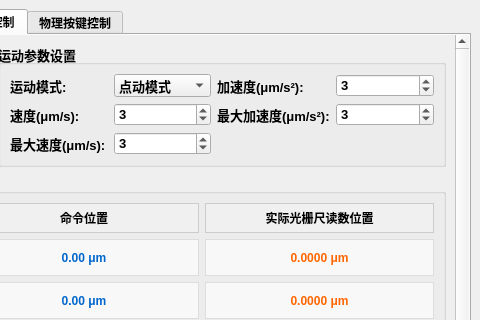
Old version of the form src/ui/MutiCamApp.ui in the repository NicoleKJ9721/MutiCamApp; both pictures show x 534 to 1014 and y 0 to 320 of the 1014 by 739 pixel window.
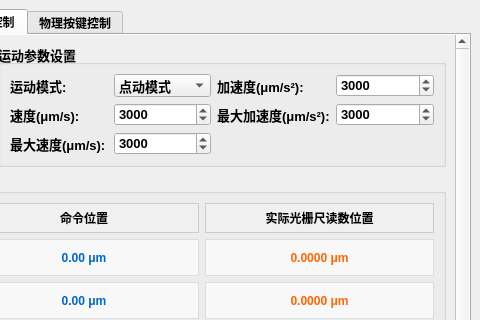
New version of the form. The open tabs and pages were chosen to show the change.

What changed in the file:
```diff
--- a/src/ui/MutiCamApp.ui
+++ b/src/ui/MutiCamApp.ui
@@ -3789,10 +3789,10 @@
                     <number>1</number>
                    </property>
                    <property name="maximum">
-                    <number>50</number>
+                    <number>7000</number>
                    </property>
                    <property name="value">
-                    <number>3</number>
+                    <number>3000</number>
                    </property>
                   </widget>
                  </item>
@@ -3809,10 +3809,10 @@
                     <number>1</number>
                    </property>
                    <property name="maximum">
-                    <number>50</number>
+                    <number>7000</number>
                    </property>
                    <property name="value">
-                    <number>3</number>
+                    <number>3000</number>
                    </property>
                   </widget>
                  </item>
@@ -3850,10 +3850,10 @@
                     <number>1</number>
                    </property>
                    <property name="maximum">
-                    <number>50</number>
+                    <number>7000</number>
                    </property>
                    <property name="value">
-                    <number>3</number>
+                    <number>3000</number>
                    </property>
                   </widget>
                  </item>
@@ -3870,10 +3870,10 @@
                     <number>1</number>
                    </property>
                    <property name="maximum">
-                    <number>50</number>
+                    <number>7000</number>
                    </property>
                    <property name="value">
-                    <number>3</number>
+                    <number>3000</number>
                    </property>
                   </widget>
                  </item>
```
